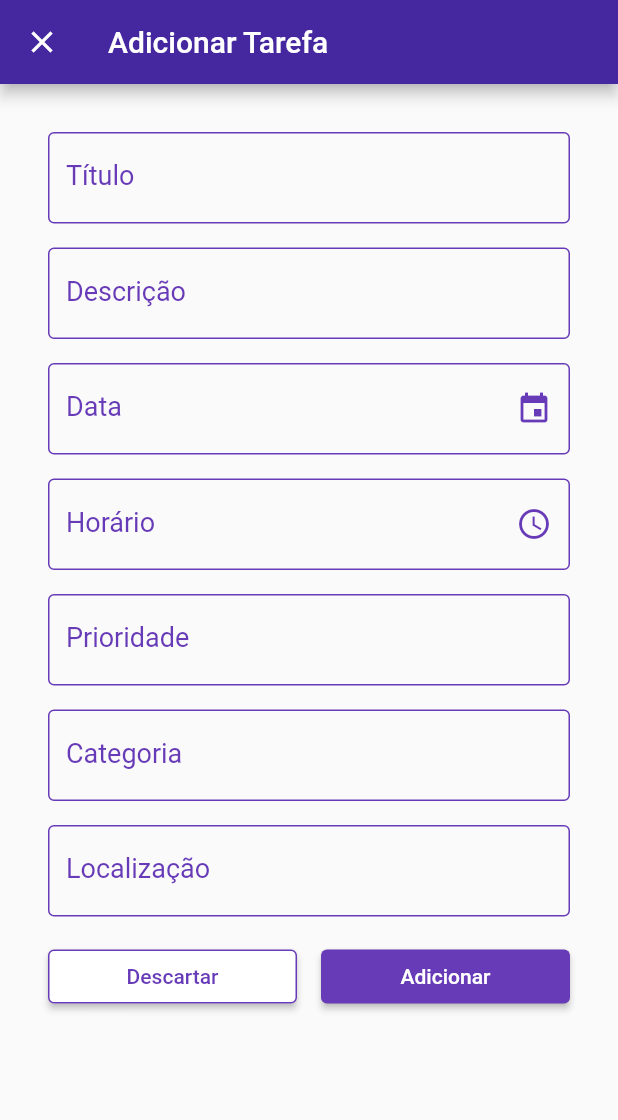
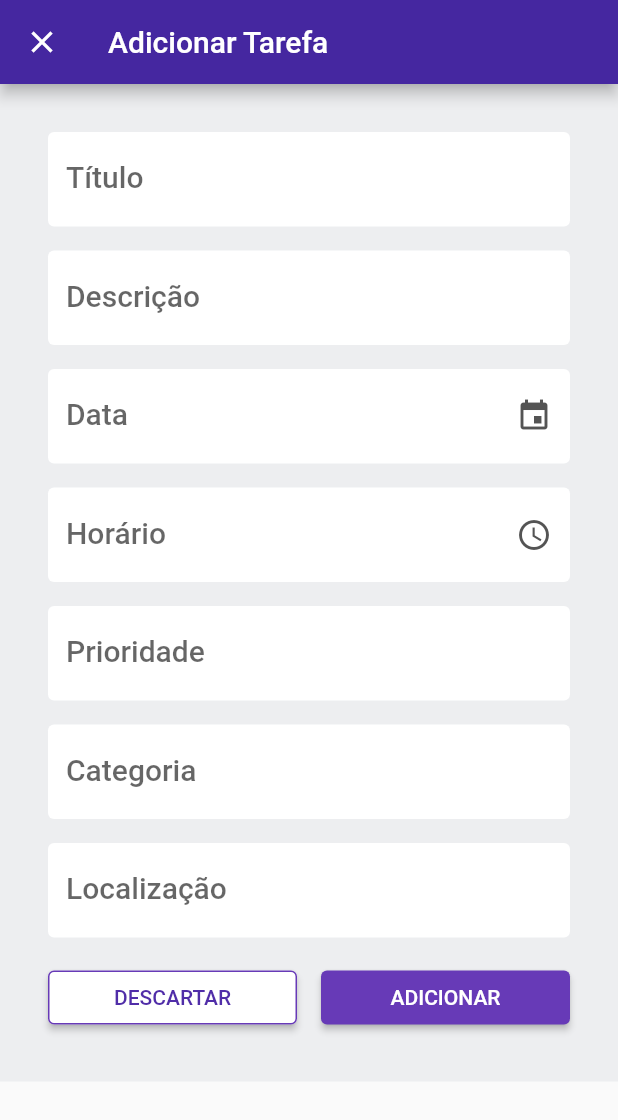
Before and after one commit to lcarvalhodev/-re-Minder, a Flutter app: the AddTaskPage screen opened directly, on a phone screen of 412 x 824 dp. Shown: the top 1120 px of the screen. Run offline on Flutter 3.47's test engine with Material 2 defaults, Android fonts, the phone set to English and light mode, and no system bars; our stand-ins replace cloud_firestore, firebase_auth, firebase_core; accounts and stored records are empty; Roboto replaces fonts that are missing (Noto).

Commit message:
adjust on text form field design

```diff
--- a/lib/pages/add_task_page.dart
+++ b/lib/pages/add_task_page.dart
@@ -4,6 +4,7 @@ import 'package:reminder/models/task.dart';
 import 'package:reminder/pages/tasks_page.dart';
 import 'package:reminder/repositories/task_repository.dart';
 import 'package:provider/provider.dart';
+import 'package:reminder/utils/utils.dart';
 
 class AddTaskPage extends StatefulWidget {
   const AddTaskPage({Key? key}) : super(key: key);
@@ -46,6 +47,8 @@ class _AddTaskPageState extends State<AddTaskPage> {
         ),
       ),
       body: SingleChildScrollView(
+        child: Container(
+          color: Helpers.hexToColor("#EDEEF0"),
           child: Padding(
             padding: const EdgeInsets.all(24),
             child: Column(
@@ -60,23 +63,18 @@ class _AddTaskPageState extends State<AddTaskPage> {
                           child: TextFormField(
                             cursorColor: Colors.deepPurple,
                             controller: _title,
-                          style:
-                              TextStyle(fontSize: 18, color: Colors.deepPurple),
+                            style: TextStyle(
+                              fontFamily: 'Noto',
+                              fontWeight: FontWeight.w500,
+                              fontSize: 20.0,
+                              color: Helpers.hexToColor("#00000099"),
+                            ),
                             decoration: InputDecoration(
-                            labelStyle: TextStyle(color: Colors.deepPurple),
+                              filled: true,
+                              fillColor: Colors.white,
                               border: OutlineInputBorder(
-                              borderSide: BorderSide(color: Colors.deepPurple),
+                                borderSide: BorderSide.none,
                               ),
-                            focusedBorder: const OutlineInputBorder(
-                                borderSide:
-                                    BorderSide(color: Colors.deepPurple)),
-                            enabledBorder: const OutlineInputBorder(
-                                borderSide:
-                                    BorderSide(color: Colors.deepPurple)),
-                            errorBorder: const OutlineInputBorder(
-                                borderSide: BorderSide(color: Colors.red)),
-                            focusedErrorBorder: const OutlineInputBorder(
-                                borderSide: BorderSide(color: Colors.red)),
                               labelText: 'Título',
                             ),
                             keyboardType: TextInputType.text,
@@ -93,23 +91,18 @@ class _AddTaskPageState extends State<AddTaskPage> {
                           child: TextFormField(
                             cursorColor: Colors.deepPurple,
                             controller: _description,
-                          style:
-                              TextStyle(fontSize: 18, color: Colors.deepPurple),
+                            style: TextStyle(
+                              fontFamily: 'Noto',
+                              fontWeight: FontWeight.w500,
+                              fontSize: 20.0,
+                              color: Helpers.hexToColor("#00000099"),
+                            ),
                             decoration: InputDecoration(
-                            labelStyle: TextStyle(color: Colors.deepPurple),
+                              filled: true,
+                              fillColor: Colors.white,
                               border: OutlineInputBorder(
-                              borderSide: BorderSide(color: Colors.deepPurple),
+                                borderSide: BorderSide.none,
                               ),
-                            focusedBorder: const OutlineInputBorder(
-                                borderSide:
-                                    BorderSide(color: Colors.deepPurple)),
-                            enabledBorder: const OutlineInputBorder(
-                                borderSide:
-                                    BorderSide(color: Colors.deepPurple)),
-                            errorBorder: const OutlineInputBorder(
-                                borderSide: BorderSide(color: Colors.red)),
-                            focusedErrorBorder: const OutlineInputBorder(
-                                borderSide: BorderSide(color: Colors.red)),
                               labelText: 'Descrição',
                             ),
                             keyboardType: TextInputType.text,
@@ -126,27 +119,22 @@ class _AddTaskPageState extends State<AddTaskPage> {
                           child: TextFormField(
                             cursorColor: Colors.deepPurple,
                             controller: _date,
-                          style:
-                              TextStyle(fontSize: 18, color: Colors.deepPurple),
+                            style: TextStyle(
+                              fontFamily: 'Noto',
+                              fontWeight: FontWeight.w500,
+                              fontSize: 20.0,
+                              color: Helpers.hexToColor("#00000099"),
+                            ),
                             decoration: InputDecoration(
-                            labelStyle: TextStyle(color: Colors.deepPurple),
+                              filled: true,
+                              fillColor: Colors.white,
                               border: OutlineInputBorder(
-                              borderSide: BorderSide(color: Colors.deepPurple),
+                                borderSide: BorderSide.none,
                               ),
-                            focusedBorder: const OutlineInputBorder(
-                                borderSide:
-                                    BorderSide(color: Colors.deepPurple)),
-                            enabledBorder: const OutlineInputBorder(
-                                borderSide:
-                                    BorderSide(color: Colors.deepPurple)),
-                            errorBorder: const OutlineInputBorder(
-                                borderSide: BorderSide(color: Colors.red)),
-                            focusedErrorBorder: const OutlineInputBorder(
-                                borderSide: BorderSide(color: Colors.red)),
                               labelText: 'Data',
-                            suffixIcon: IconTheme(
-                              data: new IconThemeData(color: Colors.deepPurple),
-                              child: Icon(Icons.event),
+                              suffixIcon: Icon(
+                                Icons.event,
+                                color: Helpers.hexToColor("#545454"),
                               ),
                             ),
                             keyboardType: TextInputType.text,
@@ -163,27 +151,22 @@ class _AddTaskPageState extends State<AddTaskPage> {
                           child: TextFormField(
                             cursorColor: Colors.deepPurple,
                             controller: _hour,
-                          style:
-                              TextStyle(fontSize: 18, color: Colors.deepPurple),
+                            style: TextStyle(
+                              fontFamily: 'Noto',
+                              fontWeight: FontWeight.w500,
+                              fontSize: 20.0,
+                              color: Helpers.hexToColor("#00000099"),
+                            ),
                             decoration: InputDecoration(
-                            labelStyle: TextStyle(color: Colors.deepPurple),
+                              filled: true,
+                              fillColor: Colors.white,
                               border: OutlineInputBorder(
-                              borderSide: BorderSide(color: Colors.deepPurple),
+                                borderSide: BorderSide.none,
                               ),
-                            focusedBorder: const OutlineInputBorder(
-                                borderSide:
-                                    BorderSide(color: Colors.deepPurple)),
-                            enabledBorder: const OutlineInputBorder(
-                                borderSide:
-                                    BorderSide(color: Colors.deepPurple)),
-                            errorBorder: const OutlineInputBorder(
-                                borderSide: BorderSide(color: Colors.red)),
-                            focusedErrorBorder: const OutlineInputBorder(
-                                borderSide: BorderSide(color: Colors.red)),
                               labelText: 'Horário',
-                            suffixIcon: IconTheme(
-                              data: new IconThemeData(color: Colors.deepPurple),
-                              child: Icon(Icons.schedule_outlined),
+                              suffixIcon: Icon(
+                                Icons.schedule_outlined,
+                                color: Helpers.hexToColor("#545454"),
                               ),
                             ),
                             keyboardType: TextInputType.text,
@@ -203,23 +186,18 @@ class _AddTaskPageState extends State<AddTaskPage> {
                           child: TextFormField(
                             cursorColor: Colors.deepPurple,
                             controller: _priority,
-                          style:
-                              TextStyle(fontSize: 18, color: Colors.deepPurple),
+                            style: TextStyle(
+                              fontFamily: 'Noto',
+                              fontWeight: FontWeight.w500,
+                              fontSize: 20.0,
+                              color: Helpers.hexToColor("#00000099"),
+                            ),
                             decoration: InputDecoration(
-                            labelStyle: TextStyle(color: Colors.deepPurple),
+                              filled: true,
+                              fillColor: Colors.white,
                               border: OutlineInputBorder(
-                              borderSide: BorderSide(color: Colors.deepPurple),
+                                borderSide: BorderSide.none,
                               ),
-                            focusedBorder: const OutlineInputBorder(
-                                borderSide:
-                                    BorderSide(color: Colors.deepPurple)),
-                            enabledBorder: const OutlineInputBorder(
-                                borderSide:
-                                    BorderSide(color: Colors.deepPurple)),
-                            errorBorder: const OutlineInputBorder(
-                                borderSide: BorderSide(color: Colors.red)),
-                            focusedErrorBorder: const OutlineInputBorder(
-                                borderSide: BorderSide(color: Colors.red)),
                               labelText: 'Prioridade',
                             ),
                             keyboardType: TextInputType.text,
@@ -236,23 +214,18 @@ class _AddTaskPageState extends State<AddTaskPage> {
                           child: TextFormField(
                             cursorColor: Colors.deepPurple,
                             controller: _category,
-                          style:
-                              TextStyle(fontSize: 18, color: Colors.deepPurple),
+                            style: TextStyle(
+                              fontFamily: 'Noto',
+                              fontWeight: FontWeight.w500,
+                              fontSize: 20.0,
+                              color: Helpers.hexToColor("#00000099"),
+                            ),
                             decoration: InputDecoration(
-                            labelStyle: TextStyle(color: Colors.deepPurple),
+                              filled: true,
+                              fillColor: Colors.white,
                               border: OutlineInputBorder(
-                              borderSide: BorderSide(color: Colors.deepPurple),
+                                borderSide: BorderSide.none,
                               ),
-                            focusedBorder: const OutlineInputBorder(
-                                borderSide:
-                                    BorderSide(color: Colors.deepPurple)),
-                            enabledBorder: const OutlineInputBorder(
-                                borderSide:
-                                    BorderSide(color: Colors.deepPurple)),
-                            errorBorder: const OutlineInputBorder(
-                                borderSide: BorderSide(color: Colors.red)),
-                            focusedErrorBorder: const OutlineInputBorder(
-                                borderSide: BorderSide(color: Colors.red)),
                               labelText: 'Categoria',
                             ),
                             keyboardType: TextInputType.text,
@@ -269,23 +242,18 @@ class _AddTaskPageState extends State<AddTaskPage> {
                           child: TextFormField(
                             cursorColor: Colors.deepPurple,
                             controller: _location,
-                          style:
-                              TextStyle(fontSize: 18, color: Colors.deepPurple),
+                            style: TextStyle(
+                              fontFamily: 'Noto',
+                              fontWeight: FontWeight.w500,
+                              fontSize: 20.0,
+                              color: Helpers.hexToColor("#00000099"),
+                            ),
                             decoration: InputDecoration(
-                            labelStyle: TextStyle(color: Colors.deepPurple),
+                              filled: true,
+                              fillColor: Colors.white,
                               border: OutlineInputBorder(
-                              borderSide: BorderSide(color: Colors.deepPurple),
+                                borderSide: BorderSide.none,
                               ),
-                            focusedBorder: const OutlineInputBorder(
-                                borderSide:
-                                    BorderSide(color: Colors.deepPurple)),
-                            enabledBorder: const OutlineInputBorder(
-                                borderSide:
-                                    BorderSide(color: Colors.deepPurple)),
-                            errorBorder: const OutlineInputBorder(
-                                borderSide: BorderSide(color: Colors.red)),
-                            focusedErrorBorder: const OutlineInputBorder(
-                                borderSide: BorderSide(color: Colors.red)),
                               labelText: 'Localização',
                             ),
                             keyboardType: TextInputType.text,
@@ -320,15 +288,20 @@ class _AddTaskPageState extends State<AddTaskPage> {
                               _location.clear();
                             },
                             child: Text(
-                            'Descartar',
-                            style: TextStyle(color: Colors.deepPurple),
+                              'DESCARTAR',
+                              style: TextStyle(
+                                fontFamily: 'Noto',
+                                fontWeight: FontWeight.w500,
+                                fontSize: 14.0,
+                                color: Helpers.hexToColor("#502DA8"),
+                              ),
                             ),
                             style: ButtonStyle(
                               side: MaterialStateProperty.all(
                                 BorderSide(width: 1, color: Colors.deepPurple),
                               ),
-                            backgroundColor:
-                                MaterialStateProperty.all<Color>(Colors.white),
+                              backgroundColor: MaterialStateProperty.all<Color>(
+                                  Colors.white),
                             ),
                           ),
                         ),
@@ -338,7 +311,8 @@ class _AddTaskPageState extends State<AddTaskPage> {
                           padding: const EdgeInsets.only(left: 8.0),
                           child: ElevatedButton(
                             style: ButtonStyle(
-                              backgroundColor: MaterialStateProperty.all<Color>(
+                                backgroundColor:
+                                    MaterialStateProperty.all<Color>(
                                         Colors.deepPurple)),
                             onPressed: () {
                               if (_form.currentState!.validate()) {
@@ -356,8 +330,12 @@ class _AddTaskPageState extends State<AddTaskPage> {
                               }
                             },
                             child: Text(
-                            'Adicionar',
-                            style: TextStyle(color: Colors.white),
+                              'ADICIONAR',
+                              style: TextStyle(
+                                  fontFamily: 'Noto',
+                                  fontWeight: FontWeight.w500,
+                                  fontSize: 14.0,
+                                  color: Colors.white),
                             ),
                           ),
                         ),
@@ -369,6 +347,7 @@ class _AddTaskPageState extends State<AddTaskPage> {
             ),
           ),
         ),
+      ),
     );
   }
 }
```
Lines whose indentation alone changed are shown as unchanged.
